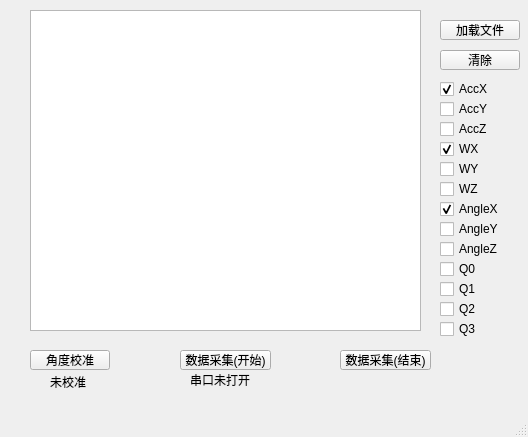
Above: BalanceTrainer/Sensor/mainwindow.ui from yuanfuaccount/BalanceTrainer before the change. Below: the same form after it.
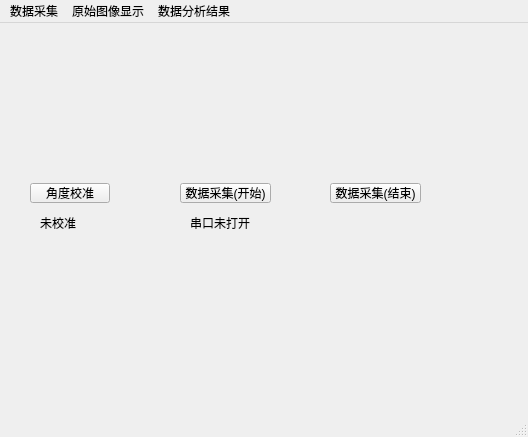
That is the form after the change. Custom widgets are drawn as their Qt base class.

Diff of the .ui file:
```diff
--- a/BalanceTrainer/Sensor/mainwindow.ui
+++ b/BalanceTrainer/Sensor/mainwindow.ui
@@ -14,240 +14,11 @@
    <string>MainWindow</string>
   </property>
   <widget class="QWidget" name="centralwidget">
-   <widget class="QCheckBox" name="accx">
-    <property name="geometry">
-     <rect>
-      <x>440</x>
-      <y>80</y>
-      <width>73</width>
-      <height>18</height>
-     </rect>
-    </property>
-    <property name="text">
-     <string>AccX</string>
-    </property>
-    <property name="checked">
-     <bool>true</bool>
-    </property>
-   </widget>
-   <widget class="QPushButton" name="btnLoad">
-    <property name="geometry">
-     <rect>
-      <x>440</x>
-      <y>20</y>
-      <width>80</width>
-      <height>20</height>
-     </rect>
-    </property>
-    <property name="text">
-     <string>加载文件</string>
-    </property>
-   </widget>
-   <widget class="QCheckBox" name="accy">
-    <property name="geometry">
-     <rect>
-      <x>440</x>
-      <y>100</y>
-      <width>73</width>
-      <height>18</height>
-     </rect>
-    </property>
-    <property name="text">
-     <string>AccY</string>
-    </property>
-   </widget>
-   <widget class="QCheckBox" name="accz">
-    <property name="geometry">
-     <rect>
-      <x>440</x>
-      <y>120</y>
-      <width>73</width>
-      <height>18</height>
-     </rect>
-    </property>
-    <property name="text">
-     <string>AccZ</string>
-    </property>
-    <property name="checked">
-     <bool>false</bool>
-    </property>
-    <property name="tristate">
-     <bool>false</bool>
-    </property>
-   </widget>
-   <widget class="QCheckBox" name="wx">
-    <property name="geometry">
-     <rect>
-      <x>440</x>
-      <y>140</y>
-      <width>73</width>
-      <height>18</height>
-     </rect>
-    </property>
-    <property name="text">
-     <string>WX</string>
-    </property>
-    <property name="checked">
-     <bool>true</bool>
-    </property>
-   </widget>
-   <widget class="QCheckBox" name="wy">
-    <property name="geometry">
-     <rect>
-      <x>440</x>
-      <y>160</y>
-      <width>73</width>
-      <height>18</height>
-     </rect>
-    </property>
-    <property name="text">
-     <string>WY</string>
-    </property>
-   </widget>
-   <widget class="QCheckBox" name="wz">
-    <property name="geometry">
-     <rect>
-      <x>440</x>
-      <y>180</y>
-      <width>73</width>
-      <height>18</height>
-     </rect>
-    </property>
-    <property name="text">
-     <string>WZ</string>
-    </property>
-    <property name="checked">
-     <bool>false</bool>
-    </property>
-    <property name="tristate">
-     <bool>false</bool>
-    </property>
-   </widget>
-   <widget class="QCheckBox" name="anglez">
-    <property name="geometry">
-     <rect>
-      <x>440</x>
-      <y>240</y>
-      <width>73</width>
-      <height>18</height>
-     </rect>
-    </property>
-    <property name="text">
-     <string>AngleZ</string>
-    </property>
-    <property name="checked">
-     <bool>false</bool>
-    </property>
-   </widget>
-   <widget class="QCheckBox" name="anglex">
-    <property name="geometry">
-     <rect>
-      <x>440</x>
-      <y>200</y>
-      <width>73</width>
-      <height>18</height>
-     </rect>
-    </property>
-    <property name="text">
-     <string>AngleX</string>
-    </property>
-    <property name="checked">
-     <bool>true</bool>
-    </property>
-   </widget>
-   <widget class="QCheckBox" name="angley">
-    <property name="geometry">
-     <rect>
-      <x>440</x>
-      <y>220</y>
-      <width>73</width>
-      <height>18</height>
-     </rect>
-    </property>
-    <property name="text">
-     <string>AngleY</string>
-    </property>
-   </widget>
-   <widget class="QCheckBox" name="q2">
-    <property name="geometry">
-     <rect>
-      <x>440</x>
-      <y>300</y>
-      <width>73</width>
-      <height>18</height>
-     </rect>
-    </property>
-    <property name="text">
-     <string>Q2</string>
-    </property>
-   </widget>
-   <widget class="QCheckBox" name="q0">
-    <property name="geometry">
-     <rect>
-      <x>440</x>
-      <y>260</y>
-      <width>73</width>
-      <height>18</height>
-     </rect>
-    </property>
-    <property name="text">
-     <string>Q0</string>
-    </property>
-   </widget>
-   <widget class="QCheckBox" name="q1">
-    <property name="geometry">
-     <rect>
-      <x>440</x>
-      <y>280</y>
-      <width>73</width>
-      <height>18</height>
-     </rect>
-    </property>
-    <property name="text">
-     <string>Q1</string>
-    </property>
-   </widget>
-   <widget class="QCheckBox" name="q3">
-    <property name="geometry">
-     <rect>
-      <x>440</x>
-      <y>320</y>
-      <width>73</width>
-      <height>18</height>
-     </rect>
-    </property>
-    <property name="text">
-     <string>Q3</string>
-    </property>
-   </widget>
-   <widget class="QPushButton" name="btnClear">
-    <property name="geometry">
-     <rect>
-      <x>440</x>
-      <y>50</y>
-      <width>80</width>
-      <height>20</height>
-     </rect>
-    </property>
-    <property name="text">
-     <string>清除</string>
-    </property>
-   </widget>
-   <widget class="QChartView" name="graphicsView">
-    <property name="geometry">
-     <rect>
-      <x>30</x>
-      <y>10</y>
-      <width>391</width>
-      <height>321</height>
-     </rect>
-    </property>
-   </widget>
    <widget class="QPushButton" name="btnStopColloct">
     <property name="geometry">
      <rect>
-      <x>340</x>
-      <y>350</y>
+      <x>330</x>
+      <y>160</y>
       <width>91</width>
       <height>20</height>
      </rect>
@@ -260,7 +31,7 @@
     <property name="geometry">
      <rect>
       <x>180</x>
-      <y>350</y>
+      <y>160</y>
       <width>91</width>
       <height>20</height>
      </rect>
@@ -273,7 +44,7 @@
     <property name="geometry">
      <rect>
       <x>30</x>
-      <y>350</y>
+      <y>160</y>
       <width>80</width>
       <height>20</height>
      </rect>
@@ -285,8 +56,8 @@
    <widget class="QLabel" name="label1">
     <property name="geometry">
      <rect>
-      <x>50</x>
-      <y>372</y>
+      <x>40</x>
+      <y>190</y>
       <width>54</width>
       <height>20</height>
      </rect>
@@ -299,7 +70,7 @@
     <property name="geometry">
      <rect>
       <x>190</x>
-      <y>370</y>
+      <y>190</y>
       <width>61</width>
       <height>20</height>
      </rect>
@@ -318,16 +89,27 @@
      <height>21</height>
     </rect>
    </property>
+   <widget class="QMenu" name="actionDataCollect">
+    <property name="title">
+     <string>数据采集</string>
+    </property>
+   </widget>
+   <widget class="QMenu" name="actionImageShow">
+    <property name="title">
+     <string>原始图像显示</string>
+    </property>
+   </widget>
+   <widget class="QMenu" name="actionDataAnalysis">
+    <property name="title">
+     <string>数据分析结果</string>
+    </property>
+   </widget>
+   <addaction name="actionDataCollect"/>
+   <addaction name="actionImageShow"/>
+   <addaction name="actionDataAnalysis"/>
   </widget>
   <widget class="QStatusBar" name="statusbar"/>
  </widget>
- <customwidgets>
-  <customwidget>
-   <class>QChartView</class>
-   <extends>QGraphicsView</extends>
-   <header location="global">qchartview.h</header>
-  </customwidget>
- </customwidgets>
  <resources/>
  <connections/>
 </ui>
```
